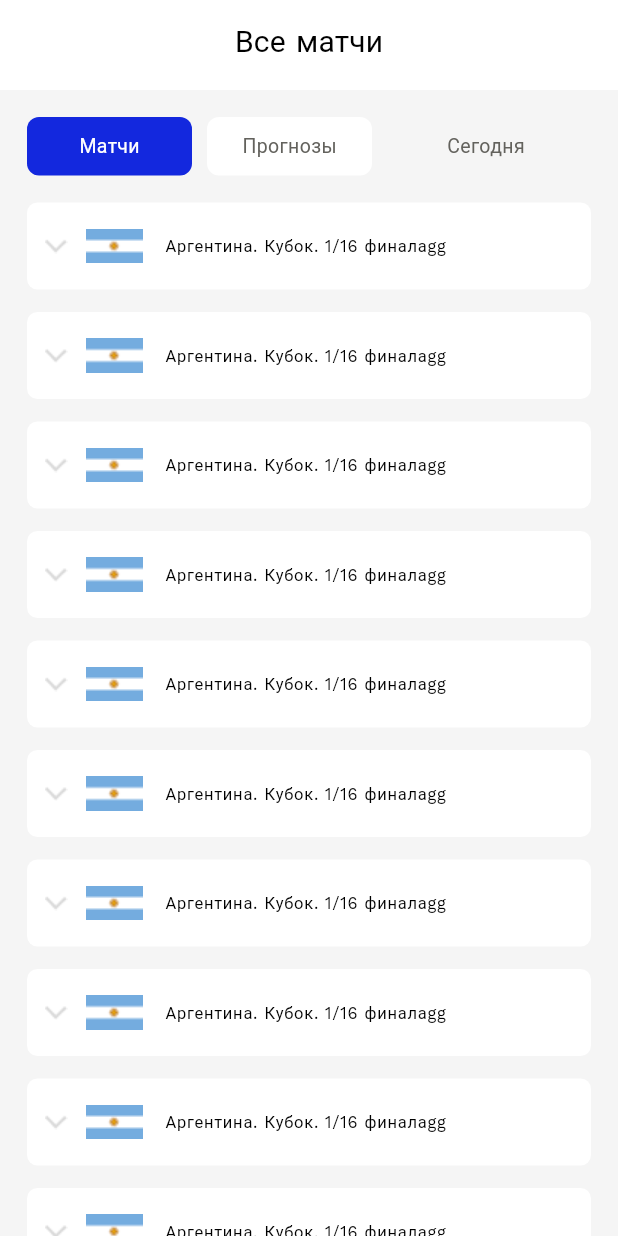
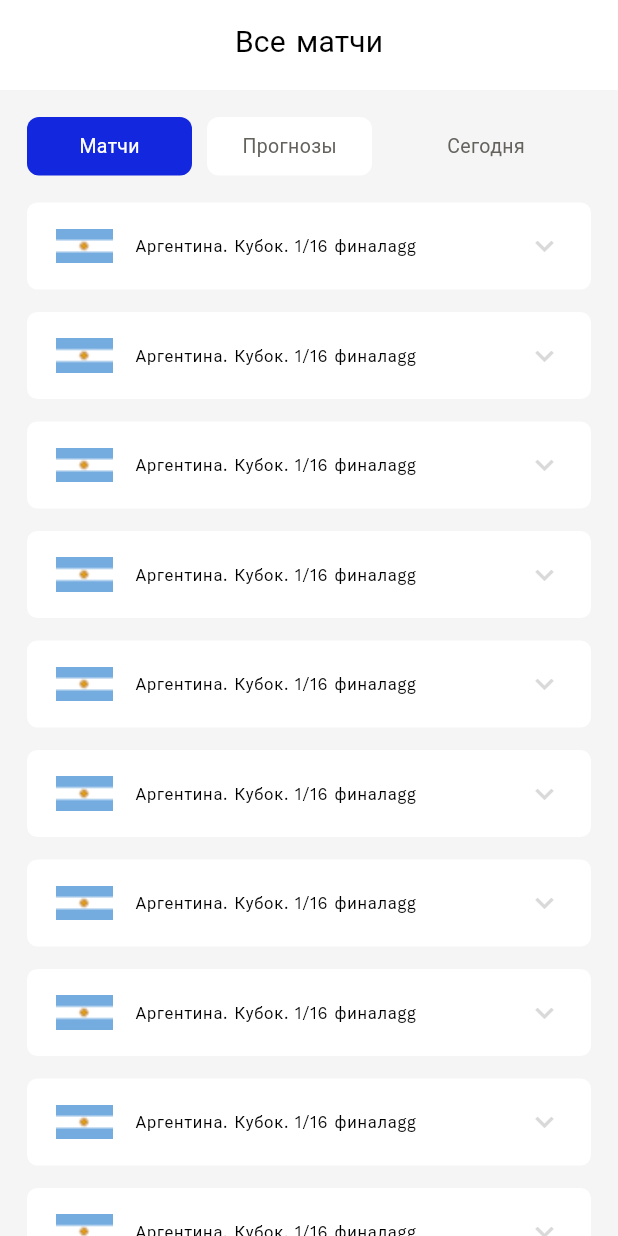
Before and after one commit to St1chaKooky/MatchBet, a Flutter app: the screen it shows after launch, on a phone screen of 412 x 824 dp. Run offline on Flutter 3.47's test engine with Material 2 defaults, Android fonts, the phone set to English and light mode, and no system bars; our stand-ins replace flutter_svg, google_fonts.

Commit message:
list_title_is_ready

```diff
--- a/lib/widgets/list_title.dart
+++ b/lib/widgets/list_title.dart
@@ -8,24 +8,32 @@ class ListTitleWidget extends StatelessWidget {
   Widget build(BuildContext context) {
     final theme = Theme.of(context);
     return Container(
-      width: double.infinity,
-      height: 58,
         margin: const EdgeInsets.symmetric(horizontal: 18).copyWith(bottom: 15),
         decoration: BoxDecoration(
           color: whiteColor,
           borderRadius: BorderRadius.circular(7),
         ),
-      child: Row(children: [
-        const SizedBox(
-          width: 12,
+        child: ExpansionTile(
+          collapsedIconColor: bottomBarColor,
+          iconColor: primaryColor,
+          collapsedShape: RoundedRectangleBorder(
+            borderRadius: BorderRadius.circular(
+                7), // Устанавливаем радиус границы как ноль
+            side: const BorderSide(
+                color: Colors
+                    .transparent), // Устанавливаем прозрачный цвет границы
           ),
-        Image.asset(
-          'images/arow.png',
-          color: bottomBarColor,
+          shape: RoundedRectangleBorder(
+            borderRadius: BorderRadius.circular(
+                7), // Устанавливаем радиус границы как ноль
+            side: const BorderSide(
+                color: Colors
+                    .transparent), // Устанавливаем прозрачный цвет границы
           ),
-        const SizedBox(
-          width: 12,
-        ),
+          backgroundColor: whiteColor,
+          tilePadding: const EdgeInsets.symmetric(horizontal: 18),
+          // childrenPadding: const EdgeInsets.symmetric(horizontal: 18),
+          title: Row(children: [
             Image.asset(
               'images/argentina.png',
             ),
@@ -37,6 +45,50 @@ class ListTitleWidget extends StatelessWidget {
               style: theme.textTheme.labelSmall,
             )
           ]),
+          children: [
+            _MatchList(),
+            _MatchList(),
+            _MatchList(),
+          ],
+        ));
+  }
+}
+
+class _MatchList extends StatelessWidget {
+  const _MatchList({
+    super.key,
+  });
+
+  @override
+  Widget build(BuildContext context) {
+    return InkWell(
+      onTap: () {},
+      child: Container(
+        height: 55,
+        decoration: const BoxDecoration(
+          border: Border(
+            top: BorderSide(
+              color: Colors.grey, // Цвет обводки
+              width: 0.5, // Толщина обводки
+            ),
+          ),
+        ),
+        child: const Row(
+          children: [
+            SizedBox(
+              width: 15,
+            ),
+            Text('21:00'),
+            SizedBox(
+              width: 15,
+            ),
+            Column(mainAxisAlignment: MainAxisAlignment.center, children: [
+              Text('Лос-Андес-резерв'),
+              Text('Лос-Андес-резерв'),
+            ]),
+          ],
+        ),
+      ),
     );
   }
 }
```
Lines whose indentation alone changed are shown as unchanged.
